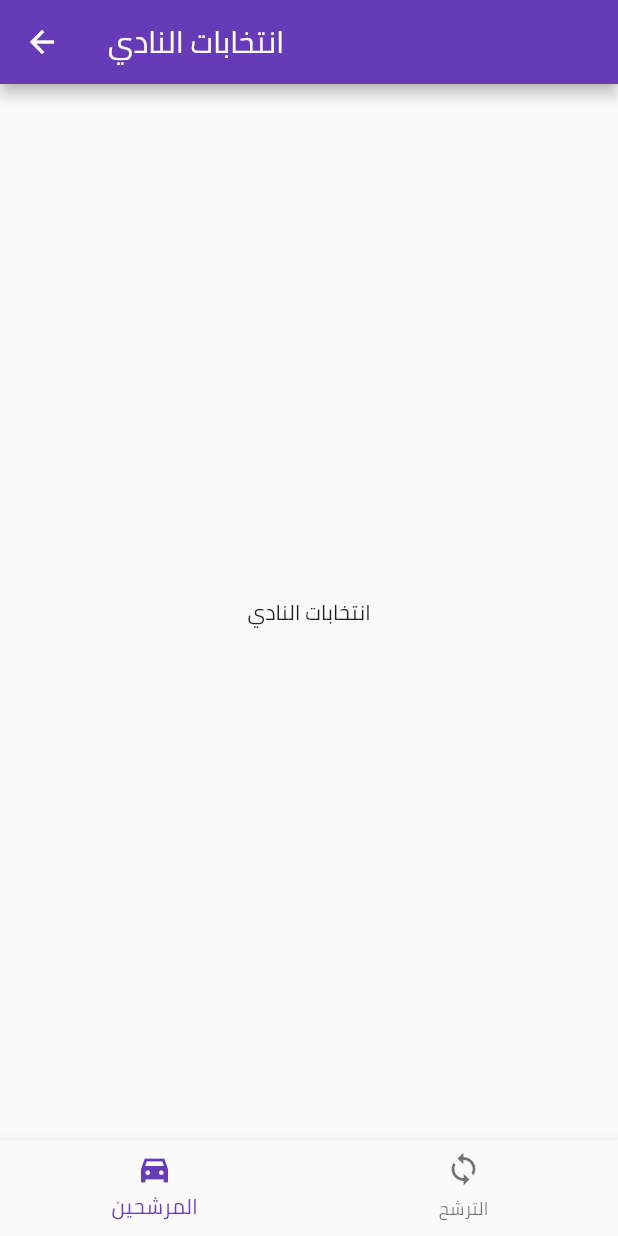
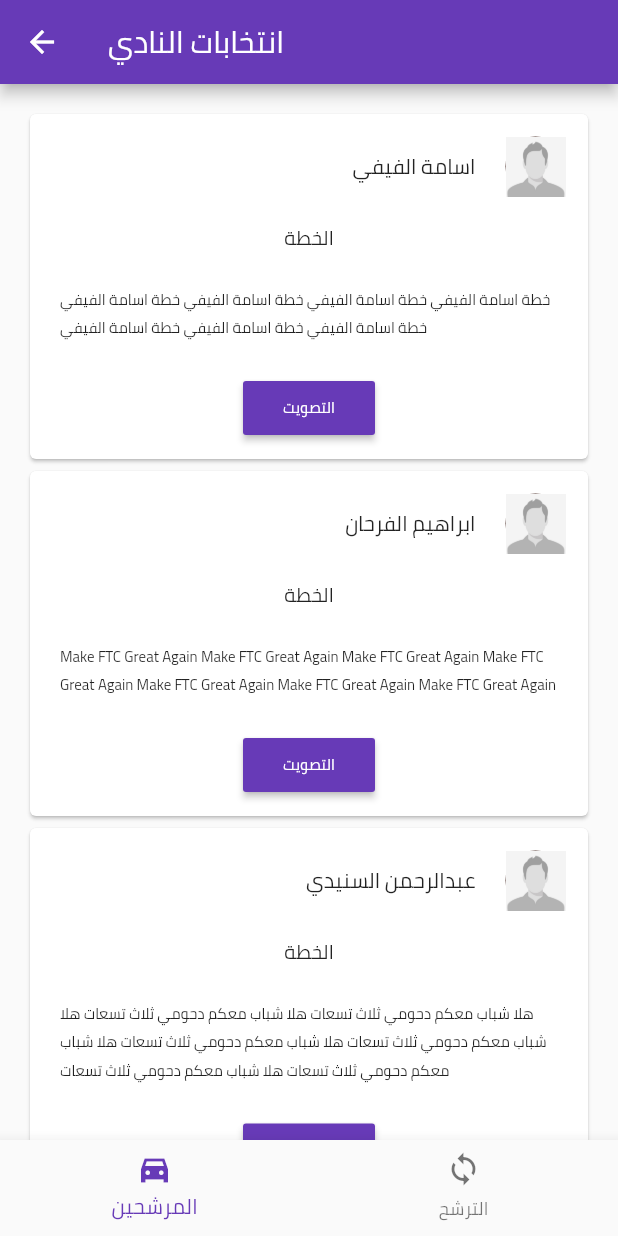
Before and after one commit to WadhahEssam/ftc_flutter_hackathon, a Flutter app: the ElectionPage screen opened directly, on a phone screen of 412 x 824 dp. Run offline on Flutter 3.47's test engine with Material 2 defaults, Android fonts, the phone set to English and light mode, and no system bars.

Commit message:
candidates view working ( not bad )

```diff
--- a/lib/election.dart
+++ b/lib/election.dart
@@ -6,7 +6,7 @@ class ElectionPage extends StatefulWidget {
   ElectionPageState createState() => new ElectionPageState();
 }
 
-class ElectionPageState extends State<ElectionPage> {
+class ElectionPageState extends State<ElectionPage> with WidgetsBindingObserver{
   int _selectedIndex = 0;
 
   @override
@@ -27,7 +27,44 @@ class ElectionPageState extends State<ElectionPage> {
   }
 
   Widget _candidatesView() {
-    return Center(child: Text('انتخابات النادي'));
+    return Center(
+      child: Container(
+        child: ListView.builder(
+          padding: const EdgeInsets.all(16.0),
+          itemCount: candidateNames.length,
+          itemBuilder: (BuildContext ctxt, int i) {
+            return _candidateCard(candidateNames[i], candidatePlans[i], candidateImages[i]);
+          }
+        ),
+      )
+    );
+  }
+
+  Widget _candidateCard(String name, String plan, String image) {
+    return
+      Card(
+        child: Column(children: [
+          Container(
+            alignment: Alignment.centerRight,
+            child: Row(
+              children: [
+                Container(child: Text(name), padding: EdgeInsets.only(right: 20),),
+                CircleAvatar(child: Image.asset('assets/images/profile_image.jpg'), backgroundColor: Colors.brown.shade800,),
+                // RaisedButton(child: Text('اسئلة المرشح'), onPressed: _seeCandidatePage)
+              ],
+              mainAxisAlignment: MainAxisAlignment.end),
+            padding: EdgeInsets.all(15),
+          ),
+          Container(child: Column(children: <Widget>[
+            Text('الخطة', style: TextStyle(fontSize: 13)),
+            Container(child: Text(plan, style: TextStyle(fontSize: 10)), padding: EdgeInsets.all(20)),
+            Container(
+              child: RaisedButton(child: Text('التصويت', style: TextStyle(fontSize: 10, color: Colors.white)), onPressed: _seeCandidatePage, color: Theme.of(context).accentColor,),
+              margin: EdgeInsets.only(bottom: 10),
+            )
+          ]))
+        ])
+      );
   }
 
   Widget _candidatureView() {
@@ -63,4 +100,30 @@ class ElectionPageState extends State<ElectionPage> {
   void _submitCandidate() {
 
   }
+
+  void _seeCandidatePage() {
+
+  }
+
+
+  final candidateNames = ['اسامة الفيفي', 'ابراهيم الفرحان', 'عبدالرحمن السنيدي'];
+  final candidatePlans = [
+    'خطة اسامة الفيفي خطة اسامة الفيفي خطة اسامة الفيفي خطة اسامة الفيفي خطة اسامة الفيفي خطة اسامة الفيفي خطة اسامة الفيفي',
+    'Make FTC Great Again Make FTC Great Again Make FTC Great Again Make FTC Great Again Make FTC Great Again Make FTC Great Again Make FTC Great Again ',
+    'هلا شباب معكم دحومي ثلاث تسعات هلا شباب معكم دحومي ثلاث تسعات هلا شباب معكم دحومي ثلاث تسعات هلا شباب معكم دحومي ثلاث تسعات هلا شباب معكم دحومي ثلاث تسعات هلا شباب معكم دحومي ثلاث تسعات '
+    ];
+  final candidateImages = ['1', '2', '3'];
+
 }
+
+class Candidate {
+  String name;
+  String plan;
+  int image;
+
+  Candidate(name, plan, image);
+
+  String getName() {
+    return name;
+  }
+}
--- a/pubspec.yaml
+++ b/pubspec.yaml
@@ -37,6 +37,8 @@ flutter:
         - asset: fonts/Cairo-Regular.ttf
           weight: 700
   uses-material-design: true
+  assets:
+    - assets/images/
 
   # To add assets to your application, add an assets section, like this:
   # assets:
```
Also changed, not shown: assets/images/profile_image.jpg (added).
